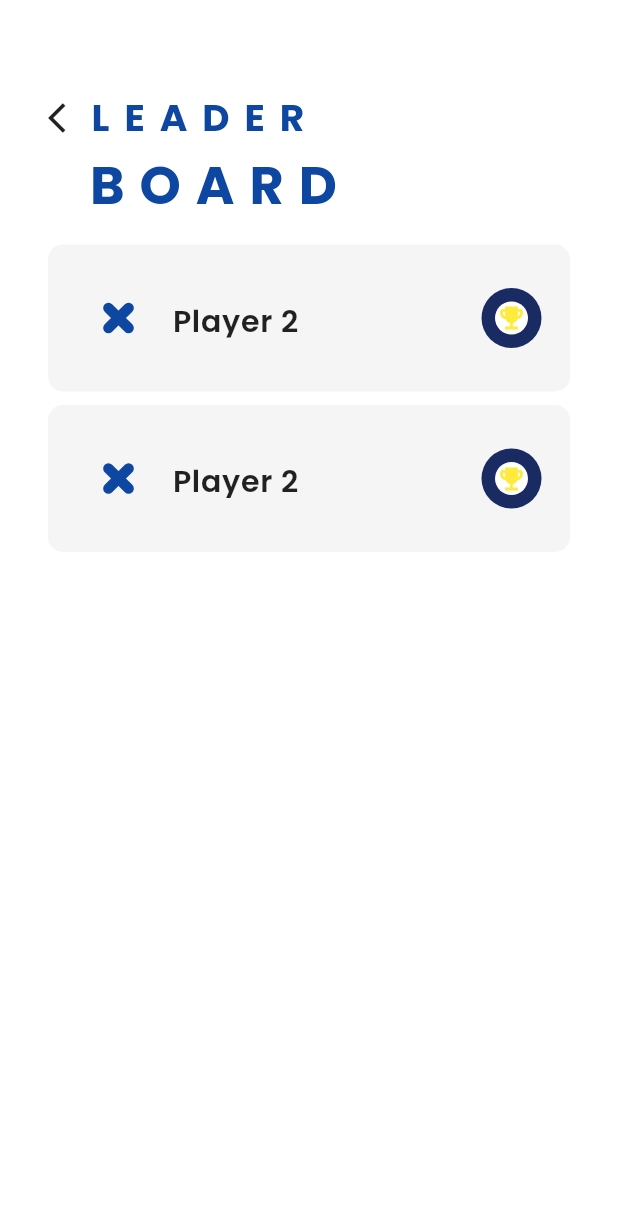
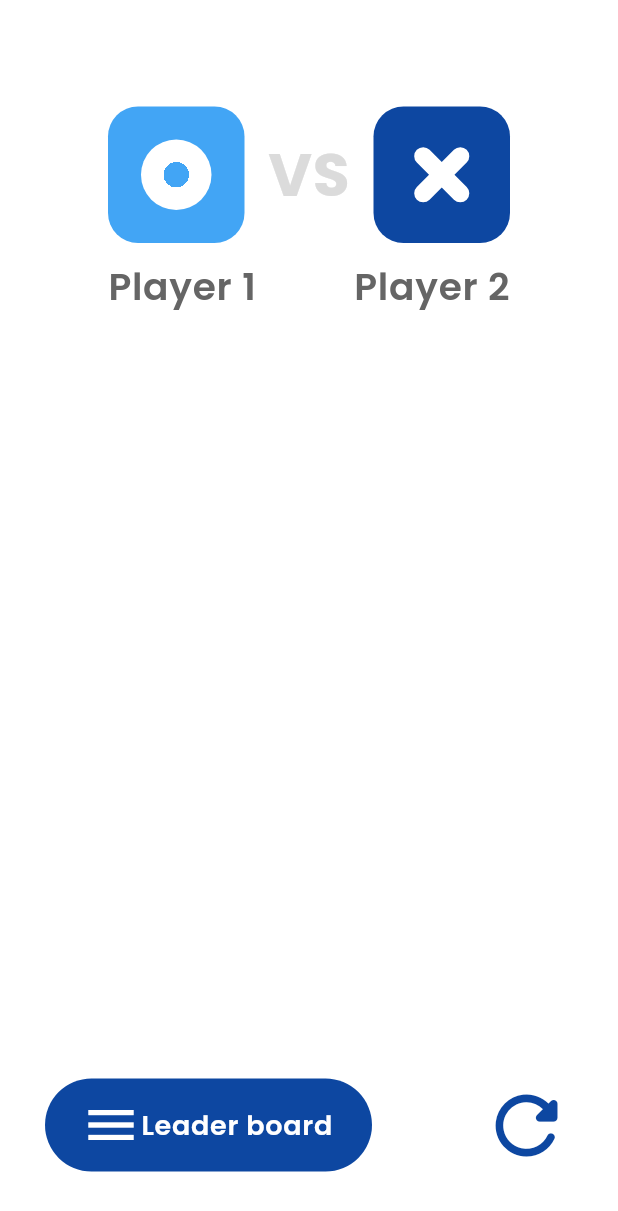
Before and after one commit to m-ammar-p/tic_tac_toe_app_flutter, a Flutter app: the screen it shows after launch, on a phone screen of 412 x 824 dp. Shown: the top 1211 px of the screen. Run offline on Flutter 3.47's test engine with Material 2 defaults, Android fonts, the phone set to English and light mode, and no system bars; our stand-ins replace google_fonts.

Commit message:
created custome button adn icons completed winning screen, working on home screen

```diff
--- a/lib/base/main.dart
+++ b/lib/base/main.dart
@@ -1,6 +1,6 @@
 import 'package:flutter/material.dart';
-import 'package:tic_tac_toe_app/screens/leaderboard.dart';
 import 'package:tic_tac_toe_app/screens/splash.dart';
+
 
 void main() {
   runApp(const TicTacToeApp());
@@ -14,7 +14,7 @@ class TicTacToeApp extends StatelessWidget {
   Widget build(BuildContext context) {
     return MaterialApp(
       title: 'Tic Tac Toe App',
-      home: Leaderboard(),
+      home:Splash(),
       debugShowCheckedModeBanner: false,
     );
   } // build
--- /dev/null
+++ b/lib/screens/home.dart
@@ -0,0 +1,87 @@
+import 'package:flutter/material.dart';
+import 'package:tic_tac_toe_app/widgets/app_Text.dart';
+import 'package:tic_tac_toe_app/widgets/button_leaderboard.dart';
+import 'package:tic_tac_toe_app/widgets/o.dart';
+import 'package:tic_tac_toe_app/widgets/rectangle.dart';
+import 'package:tic_tac_toe_app/widgets/x.dart';
+class Home extends StatefulWidget {
+
+  @override
+  State<Home> createState() => _HomeState();
+}
+
+class _HomeState extends State<Home> {
+  @override
+  Widget build(BuildContext context) {
+
+    return Scaffold(
+      backgroundColor: Colors.white,
+
+      body: Column(
+        crossAxisAlignment: CrossAxisAlignment.start,
+        children: [
+
+          Padding(
+            padding: EdgeInsets.only(top: 71, left: 72, right: 72),
+            child: Row(
+              mainAxisAlignment: MainAxisAlignment.spaceBetween,
+              children: [
+                Rectangle(
+                  color: Color(0XFF42A5F5),
+                  child: O(size: 47, color: Colors.white),
+                ),
+                AppText(
+                  text: "VS",
+                  fontSize: 40,
+                  fontWeight: FontWeight.w700,
+                  color: Color(0XFFDBDBDB),
+                  letterSpacing: 0.5,
+                ),
+
+                Rectangle(
+                  color: Color(0XFF0D47A1),
+                  child: X(size: 47, height: 12, color: [Colors.white, Colors.white]),
+                ),
+              ],
+            ),
+          ),
+          Padding(
+            padding: EdgeInsets.only(top: 11, left: 72, right: 72),
+            child: Row(
+              mainAxisAlignment: MainAxisAlignment.spaceBetween,
+              children: [
+                AppText(
+                  text: "Player 1",
+                  fontSize: 25,
+                  fontWeight: FontWeight.w600,
+                  color: Color(0XFF656565),
+                  letterSpacing: 0.5,
+                ),
+                AppText(
+                  text: "Player 2",
+                  fontSize: 25,
+                  fontWeight: FontWeight.w600,
+                  color: Color(0XFF656565),
+                  letterSpacing: 0.5,
+                ),
+              ],
+            ),
+          ),
+          Spacer(),
+          Padding(
+            padding: EdgeInsets.only(left: 30, right: 30, bottom: 43),
+            child: Row(
+              mainAxisAlignment: MainAxisAlignment.spaceBetween,
+              children: [
+                ButtonLeaderboard(),
+                Icon(Icons.refresh_rounded, color: Color(0XFF0D47A1),
+                  size: 62,)
+              ],
+            ),
+          ),
+        ],
+
+      ),
+    );
+  } // build
+} // _HomeState
--- a/lib/screens/leaderboard.dart
+++ b/lib/screens/leaderboard.dart
@@ -22,6 +22,7 @@ class Leaderboard extends StatelessWidget {
             Row(
               children: [
                 Icon(Icons.arrow_back_ios,),
+                SizedBox(width: 15,),
 
                 AppText(text: "LEADER", fontSize: 25,
                 fontWeight: FontWeight.w700, color: Color(0XFF0D47A1),
@@ -29,16 +30,14 @@ class Leaderboard extends StatelessWidget {
               ],
             ),
             Container(
-              padding: EdgeInsets.only(left: 23),
+              padding: EdgeInsets.only(left: 38),
               child: AppText(text: "BOARD", fontSize: 35,
                   fontWeight: FontWeight.w700, color: Color(0XFF0D47A1),
                   letterSpacing: 10),
             ),
 
             SizedBox(height: 4,),
-
             Expanded(
-
                 child: ListView.builder(
                     itemCount: leaderboardItemCount.length,
                     itemBuilder: leaderboardItem,
--- /dev/null
+++ b/lib/widgets/button_leaderboard.dart
@@ -0,0 +1,29 @@
+import 'package:flutter/material.dart';
+import 'package:tic_tac_toe_app/widgets/app_Text.dart';
+
+class ButtonLeaderboard extends StatelessWidget {
+
+  @override
+  Widget build(BuildContext context) {
+
+    return Container(
+      height: 62,
+      width: 218,
+      decoration: BoxDecoration(
+        color: Color(0XFF0D47A1),
+        borderRadius: BorderRadius.circular(50)
+      ),
+      child: Padding(
+        padding: EdgeInsets.only(left: 24, right: 30),
+        child: Row(
+          mainAxisAlignment: MainAxisAlignment.spaceBetween,
+          children: [
+            Icon(Icons.menu, color: Colors.white, size: 40,),
+            AppText(text: "Leader board", fontSize: 18, color: Colors.white,
+            fontWeight: FontWeight.w600, letterSpacing: 0.5,),
+          ],
+        ),
+      ),
+    );
+  } // build
+} // ButtonLeaderboard
--- /dev/null
+++ b/lib/widgets/rectangle.dart
@@ -0,0 +1,32 @@
+import 'package:flutter/material.dart';
+
+class Rectangle extends StatelessWidget {
+
+  final Color? color;
+  final Widget? child;
+
+  const Rectangle({Key? key, this.color,
+  this.child})
+      : super(key: key);
+  @override
+  Widget build(BuildContext context) {
+
+    return Container(
+      height: 91,
+      width: 91,
+
+      decoration: BoxDecoration(
+        color: color,
+        borderRadius: BorderRadius.circular(20),
+      ),
+
+        child: Stack(
+          alignment: Alignment.center,
+          children: [Container(
+            child: child,
+          ),
+          ]
+        ),
+    );
+  } // build
+} // Rectangle
--- a/lib/widgets/trophy.dart
+++ /dev/null
@@ -1,48 +0,0 @@
-import 'package:flutter/material.dart';
-import 'package:flutter/cupertino.dart';
-
-class Trophy extends StatelessWidget {
-
-  @override
-  Widget build(BuildContext context) {
-
-    return Container(
-      //color: Colors.red,
-      height: 40,
-      width: 40,
-
-          child: CircleAvatar(
-            backgroundColor: Color(0XFF1A2B63),
-            radius: 25,
-
-            child: CircleAvatar(
-            backgroundColor: Color(0XFFFFFFFF),
-            radius: 11,
-              child:
-              Icon(Icons.emoji_events_sharp, size: 20, color: Colors.yellow,),
-
-          ),
-          ),
-
-          // child: Stack(
-          //   children: [
-          //       Center(
-          //         child: Container(
-          //           child: CircleAvatar(
-          //             backgroundColor: Color(0XFF1A2B63),
-          //             radius: 100,
-          //           ),
-          //         ),
-          //       ),
-          //     Align(
-          //       child: Container(
-          //
-          //         child: Icon(Icons.emoji_events_sharp, size: 250, color: Colors.yellow,),
-          //       ),
-          //     ),
-          //   ],
-          // ),
-
-      );
-  } // build
-} // Trophy
--- a/pubspec.yaml
+++ b/pubspec.yaml
@@ -61,8 +61,8 @@ flutter:
   uses-material-design: true
 
   # To add assets to your application, add an assets section, like this:
-  # assets:
-  #   - images/a_dot_burr.jpeg
+  assets:
+    - images/
   #   - images/a_dot_ham.jpeg
 
   # An image asset can refer to one or more resolution-specific "variants", see
```
Also changed, not shown: lib/screens/splash.dart (+52 -33 lines), lib/screens/winning.dart (added, +93 -0 lines), lib/widgets/board.dart (added, +44 -0 lines), lib/widgets/leaderboard_card.dart (+10 -2 lines), lib/widgets/winning_board.dart (added, +46 -0 lines), images/trophy1.png (added).
